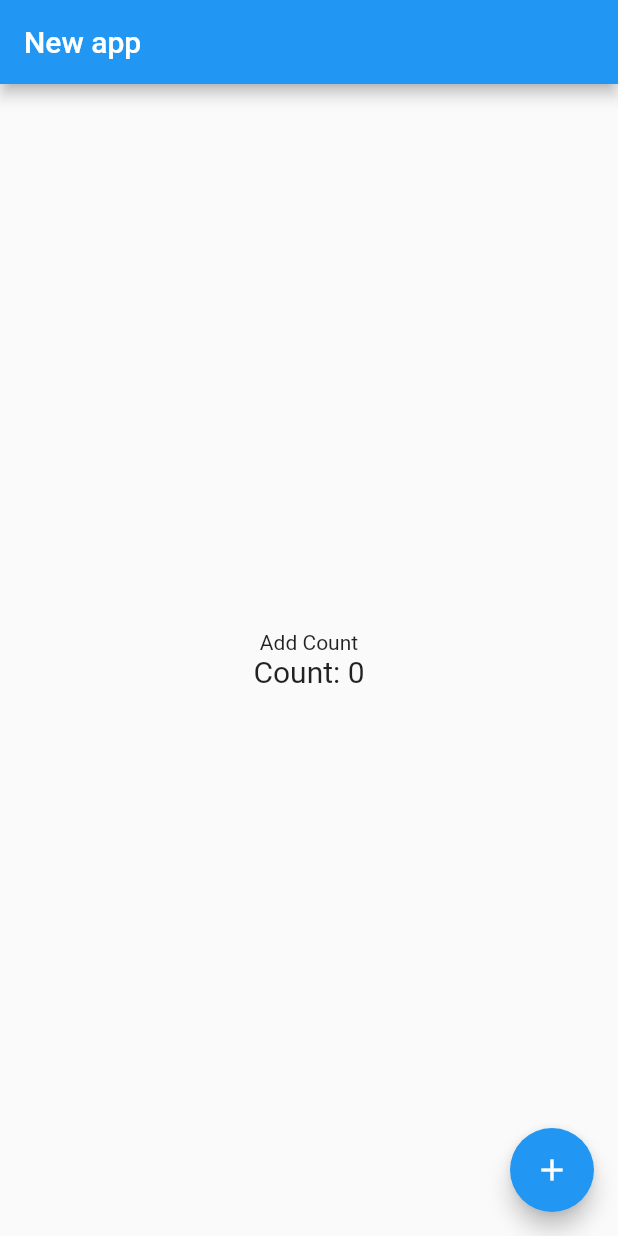
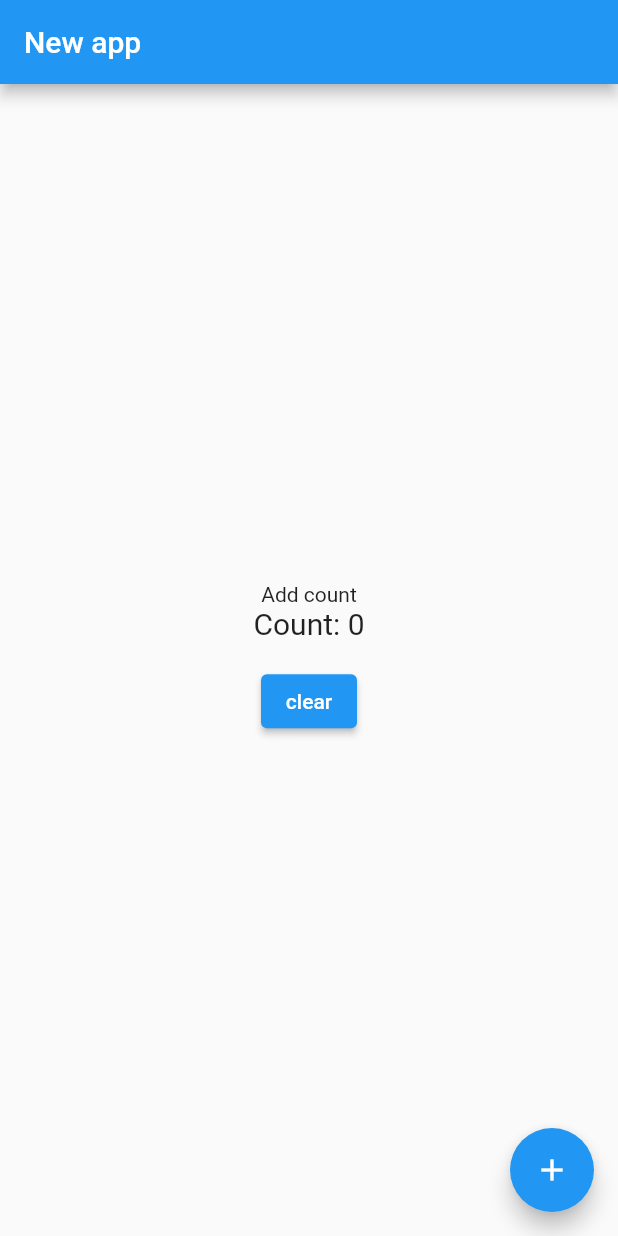
Before and after one commit to jarangit/learn-flutter-basic, a Flutter app: the screen it shows after launch, on a phone screen of 412 x 824 dp. Run offline on Flutter 3.47's test engine with Material 2 defaults, Android fonts, the phone set to English and light mode, and no system bars.

Commit message:
feat: create function

```diff
--- a/lib/main.dart
+++ b/lib/main.dart
@@ -24,7 +24,25 @@ class MyHomePage extends StatefulWidget {
 }
 
 class _MyHomePageState extends State<MyHomePage> {
+  String title = "Add count";
   int count = 0;
+
+  void onAdd() {
+    setState(() {
+      count += 1;
+      if (count > 0) {
+        title = "counting";
+      }
+    });
+  }
+
+  void onClear() {
+    setState(() {
+      count = 0;
+      title = "Clear count";
+    });
+  }
+
   @override
   Widget build(BuildContext context) {
     return Scaffold(
@@ -38,20 +56,17 @@ class _MyHomePageState extends State<MyHomePage> {
           child: Column(
         mainAxisAlignment: MainAxisAlignment.center,
         children: [
-          Text("Add Count"),
+          Text("$title"),
           Text(
             'Count: $count',
             style: TextStyle(fontSize: 20),
           ),
+          SizedBox(height: 16),
+          ElevatedButton(onPressed: onClear, child: Text("clear"))
         ],
       )),
-      floatingActionButton: FloatingActionButton(
-          onPressed: () {
-            setState(() {
-              count += 1;
-            });
-          },
-          child: Icon(Icons.add)),
+      floatingActionButton:
+          FloatingActionButton(onPressed: onAdd, child: Icon(Icons.add)),
     );
   }
 }
```
